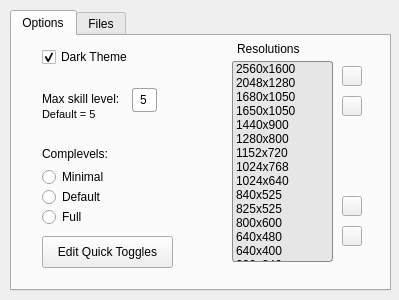
Old version of the form dsda-launcher/settings.ui in the repository Pedro-Beirao/dsda-launcher.
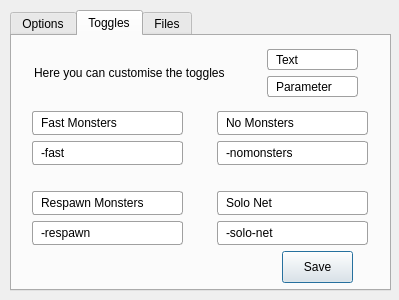
New version of the form. The open tabs and pages were chosen to show the change. Icons and pictures are not drawn.

Commit message: New toggles customisation

Diff of the .ui file:
```diff
--- a/dsda-launcher/settings.ui
+++ b/dsda-launcher/settings.ui
@@ -57,24 +57,11 @@
       <bool>true</bool>
      </property>
     </widget>
-    <widget class="QPushButton" name="pushButton">
-     <property name="geometry">
-      <rect>
-       <x>30</x>
-       <y>200</y>
-       <width>131</width>
-       <height>32</height>
-      </rect>
-     </property>
-     <property name="text">
-      <string>Edit Quick Toggles</string>
-     </property>
-    </widget>
     <widget class="QLabel" name="label_2">
      <property name="geometry">
       <rect>
        <x>30</x>
-       <y>55</y>
+       <y>83</y>
        <width>91</width>
        <height>16</height>
       </rect>
@@ -95,7 +82,7 @@
      <property name="geometry">
       <rect>
        <x>120</x>
-       <y>52</y>
+       <y>80</y>
        <width>25</width>
        <height>24</height>
       </rect>
@@ -118,7 +105,7 @@
      <property name="geometry">
       <rect>
        <x>30</x>
-       <y>70</y>
+       <y>98</y>
        <width>101</width>
        <height>16</height>
       </rect>
@@ -139,7 +126,7 @@
      <property name="geometry">
       <rect>
        <x>30</x>
-       <y>110</y>
+       <y>140</y>
        <width>81</width>
        <height>16</height>
       </rect>
@@ -152,7 +139,7 @@
      <property name="geometry">
       <rect>
        <x>30</x>
-       <y>130</y>
+       <y>160</y>
        <width>99</width>
        <height>22</height>
       </rect>
@@ -165,7 +152,7 @@
      <property name="geometry">
       <rect>
        <x>30</x>
-       <y>150</y>
+       <y>180</y>
        <width>99</width>
        <height>22</height>
       </rect>
@@ -178,7 +165,7 @@
      <property name="geometry">
       <rect>
        <x>30</x>
-       <y>170</y>
+       <y>200</y>
        <width>99</width>
        <height>22</height>
       </rect>
@@ -447,6 +434,280 @@
      </property>
     </widget>
    </widget>
+   <widget class="QWidget" name="tab_3">
+    <attribute name="title">
+     <string>Toggles</string>
+    </attribute>
+    <widget class="QLineEdit" name="lineEdit_3">
+     <property name="geometry">
+      <rect>
+       <x>20</x>
+       <y>75</y>
+       <width>151</width>
+       <height>24</height>
+      </rect>
+     </property>
+     <property name="styleSheet">
+      <string notr="true">border: 1px solid rgb(160, 160, 160);
+padding-left: 6px;
+color: #000;
+height: 20px;
+background-color:rgb(255, 255, 255);
+border-radius:3px</string>
+     </property>
+     <property name="text">
+      <string>Fast Monsters</string>
+     </property>
+     <property name="placeholderText">
+      <string>Fast Monsters</string>
+     </property>
+    </widget>
+    <widget class="QLineEdit" name="lineEdit_4">
+     <property name="geometry">
+      <rect>
+       <x>205</x>
+       <y>75</y>
+       <width>151</width>
+       <height>24</height>
+      </rect>
+     </property>
+     <property name="styleSheet">
+      <string notr="true">border: 1px solid rgb(160, 160, 160);
+padding-left: 6px;
+color: #000;
+height: 20px;
+background-color:rgb(255, 255, 255);
+border-radius:3px</string>
+     </property>
+     <property name="text">
+      <string>No Monsters</string>
+     </property>
+     <property name="placeholderText">
+      <string>No Monsters</string>
+     </property>
+    </widget>
+    <widget class="QLineEdit" name="lineEdit_5">
+     <property name="geometry">
+      <rect>
+       <x>20</x>
+       <y>105</y>
+       <width>151</width>
+       <height>24</height>
+      </rect>
+     </property>
+     <property name="styleSheet">
+      <string notr="true">border: 1px solid rgb(160, 160, 160);
+padding-left: 6px;
+color: #000;
+height: 20px;
+background-color:rgb(255, 255, 255);
+border-radius:3px</string>
+     </property>
+     <property name="text">
+      <string>-fast</string>
+     </property>
+     <property name="placeholderText">
+      <string>-fast</string>
+     </property>
+    </widget>
+    <widget class="QLineEdit" name="lineEdit_6">
+     <property name="geometry">
+      <rect>
+       <x>205</x>
+       <y>105</y>
+       <width>151</width>
+       <height>24</height>
+      </rect>
+     </property>
+     <property name="styleSheet">
+      <string notr="true">border: 1px solid rgb(160, 160, 160);
+padding-left: 6px;
+color: #000;
+height: 20px;
+background-color:rgb(255, 255, 255);
+border-radius:3px</string>
+     </property>
+     <property name="text">
+      <string>-nomonsters</string>
+     </property>
+     <property name="placeholderText">
+      <string>-nomonsters</string>
+     </property>
+    </widget>
+    <widget class="QLineEdit" name="lineEdit_7">
+     <property name="geometry">
+      <rect>
+       <x>20</x>
+       <y>155</y>
+       <width>151</width>
+       <height>24</height>
+      </rect>
+     </property>
+     <property name="styleSheet">
+      <string notr="true">border: 1px solid rgb(160, 160, 160);
+padding-left: 6px;
+color: #000;
+height: 20px;
+background-color:rgb(255, 255, 255);
+border-radius:3px</string>
+     </property>
+     <property name="text">
+      <string>Respawn Monsters</string>
+     </property>
+     <property name="placeholderText">
+      <string>Respawn Monsters</string>
+     </property>
+    </widget>
+    <widget class="QLineEdit" name="lineEdit_8">
+     <property name="geometry">
+      <rect>
+       <x>205</x>
+       <y>155</y>
+       <width>151</width>
+       <height>24</height>
+      </rect>
+     </property>
+     <property name="styleSheet">
+      <string notr="true">border: 1px solid rgb(160, 160, 160);
+padding-left: 6px;
+color: #000;
+height: 20px;
+background-color:rgb(255, 255, 255);
+border-radius:3px</string>
+     </property>
+     <property name="text">
+      <string>Solo Net</string>
+     </property>
+     <property name="placeholderText">
+      <string>Solo Net</string>
+     </property>
+    </widget>
+    <widget class="QLineEdit" name="lineEdit_9">
+     <property name="geometry">
+      <rect>
+       <x>20</x>
+       <y>185</y>
+       <width>151</width>
+       <height>24</height>
+      </rect>
+     </property>
+     <property name="styleSheet">
+      <string notr="true">border: 1px solid rgb(160, 160, 160);
+padding-left: 6px;
+color: #000;
+height: 20px;
+background-color:rgb(255, 255, 255);
+border-radius:3px</string>
+     </property>
+     <property name="text">
+      <string>-respawn</string>
+     </property>
+     <property name="placeholderText">
+      <string>-respawn</string>
+     </property>
+    </widget>
+    <widget class="QLineEdit" name="lineEdit_10">
+     <property name="geometry">
+      <rect>
+       <x>205</x>
+       <y>185</y>
+       <width>151</width>
+       <height>24</height>
+      </rect>
+     </property>
+     <property name="styleSheet">
+      <string notr="true">border: 1px solid rgb(160, 160, 160);
+padding-left: 6px;
+color: #000;
+height: 20px;
+background-color:rgb(255, 255, 255);
+border-radius:3px</string>
+     </property>
+     <property name="text">
+      <string>-solo-net</string>
+     </property>
+     <property name="placeholderText">
+      <string>-solo-net</string>
+     </property>
+    </widget>
+    <widget class="QLabel" name="label_6">
+     <property name="geometry">
+      <rect>
+       <x>22</x>
+       <y>21</y>
+       <width>241</width>
+       <height>31</height>
+      </rect>
+     </property>
+     <property name="text">
+      <string>Here you can customise the toggles</string>
+     </property>
+    </widget>
+    <widget class="QLineEdit" name="lineEdit_11">
+     <property name="geometry">
+      <rect>
+       <x>255</x>
+       <y>13</y>
+       <width>91</width>
+       <height>21</height>
+      </rect>
+     </property>
+     <property name="styleSheet">
+      <string notr="true">border: 1px solid rgb(160, 160, 160);
+padding-left: 6px;
+color: #000;
+height: 20px;
+background-color:rgb(255, 255, 255);
+border-radius:3px</string>
+     </property>
+     <property name="text">
+      <string>Text</string>
+     </property>
+     <property name="readOnly">
+      <bool>true</bool>
+     </property>
+    </widget>
+    <widget class="QLineEdit" name="lineEdit_12">
+     <property name="geometry">
+      <rect>
+       <x>255</x>
+       <y>40</y>
+       <width>91</width>
+       <height>21</height>
+      </rect>
+     </property>
+     <property name="styleSheet">
+      <string notr="true">border: 1px solid rgb(160, 160, 160);
+padding-left: 6px;
+color: #000;
+height: 20px;
+background-color:rgb(255, 255, 255);
+border-radius:3px</string>
+     </property>
+     <property name="text">
+      <string>Parameter</string>
+     </property>
+     <property name="readOnly">
+      <bool>true</bool>
+     </property>
+    </widget>
+    <widget class="QPushButton" name="pushButton">
+     <property name="geometry">
+      <rect>
+       <x>270</x>
+       <y>215</y>
+       <width>71</width>
+       <height>32</height>
+      </rect>
+     </property>
+     <property name="text">
+      <string>Save</string>
+     </property>
+     <property name="default">
+      <bool>true</bool>
+     </property>
+    </widget>
+   </widget>
    <widget class="QWidget" name="tab_2">
     <attribute name="title">
      <string>Files</string>
```
The commit also changes 6 other files.
